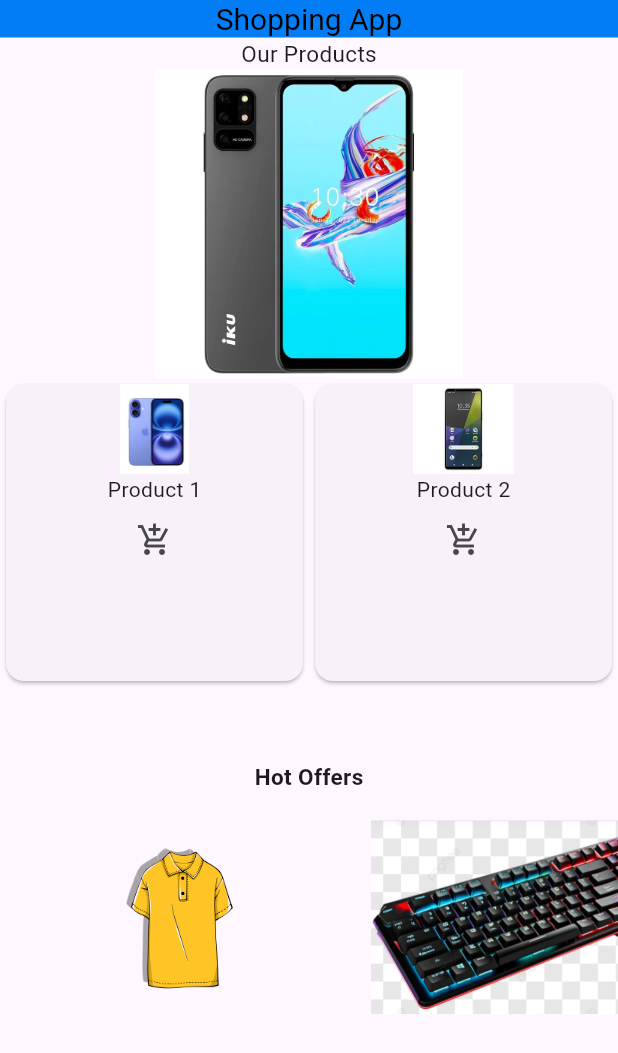
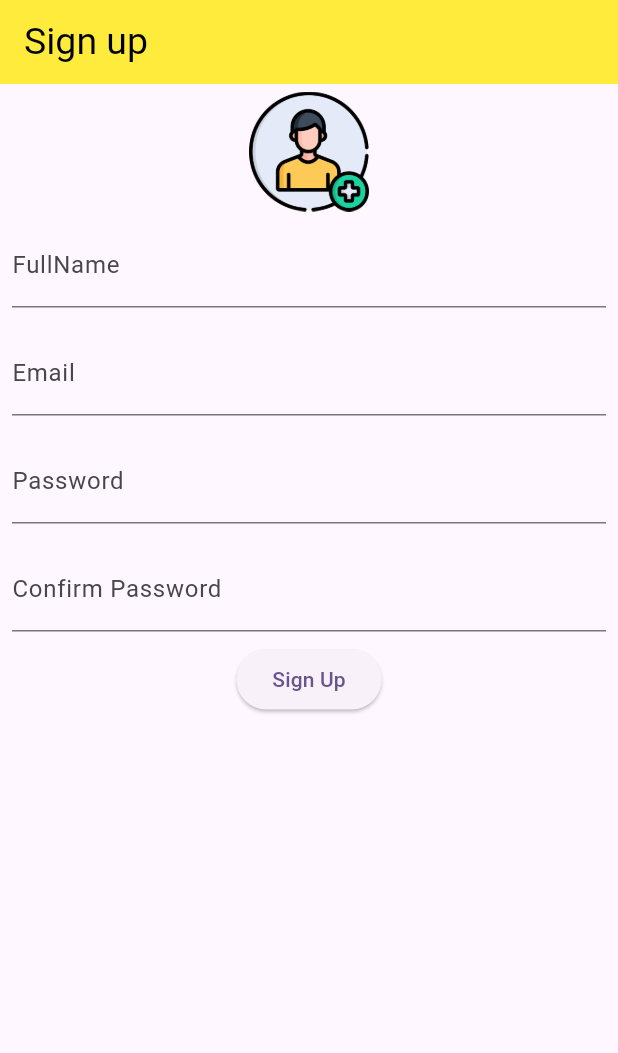
Before and after one commit to YamatoEG/Shopping-App, a Flutter app: the screen it shows after launch, on a phone screen of 412 x 824 dp. Shown: the top 1053 px of the screen. Run offline on Flutter 3.47's test engine with Material 3 defaults, Android fonts, the phone set to English and light mode, and no system bars; Roboto replaces fonts that are missing (Suwannaphum-Regular).

Commit message:
adding sign up page

```diff
--- a/lib/main.dart
+++ b/lib/main.dart
@@ -1,5 +1,6 @@
 import 'package:flutter/material.dart';
 import 'package:my_project/home.dart';
+import 'package:my_project/signup.dart';
 
 void main() {
   runApp(const MyApp());
@@ -18,7 +19,7 @@ class MyApp extends StatelessWidget {
         colorScheme: ColorScheme.fromSeed(seedColor: Colors.deepPurple),
         useMaterial3: true,
       ),
-      home: const MyHomePage(),
+      home: const Signup(),
     );
   }
 }
--- /dev/null
+++ b/lib/signup.dart
@@ -0,0 +1,152 @@
+import 'dart:async';
+
+import 'package:flutter/material.dart';
+import 'package:my_project/home.dart';
+
+class Signup extends StatefulWidget {
+  const Signup({super.key});
+
+  @override
+  State<Signup> createState() => _SignupState();
+}
+
+class _SignupState extends State<Signup> {
+  TextEditingController fnameCont = TextEditingController();
+  TextEditingController emailCont = TextEditingController();
+  TextEditingController passwordCont = TextEditingController();
+
+  final _formKey = GlobalKey<FormState>();
+
+  @override
+  Widget build(BuildContext context) {
+    return Scaffold(
+      appBar: AppBar(
+        title: Text(
+          "Sign up",
+          style: TextStyle(color: Colors.black, fontSize: 25),
+          textAlign: TextAlign.center,
+        ),
+        foregroundColor: Colors.blue,
+        backgroundColor: Colors.yellow,
+        surfaceTintColor: Colors.blueGrey,
+        shadowColor: Colors.black,
+      ),
+      body: SingleChildScrollView(
+        child: Form(
+            key: _formKey,
+            child: Column(
+              mainAxisAlignment: MainAxisAlignment.center,
+              children: [
+                SizedBox(
+                  height: 5,
+                ),
+                Image.asset(
+                  'assets/signup.png',
+                  height: 80,
+                  width: 80,
+                ),
+                //first Letter is Cap
+                Padding(
+                  padding: const EdgeInsets.all(8.0),
+                  child: TextFormField(
+                    controller: fnameCont,
+                    validator: (value) {
+                      if (value != null && value[0] != value[0].toUpperCase()) {
+                        return "Make sure First char is Capitalized";
+                      } else {
+                        return null;
+                      }
+                    },
+                    decoration: InputDecoration(labelText: "FullName"),
+                    textAlign: TextAlign.start,
+                  ),
+                ),
+                //check if the email contains @
+                Padding(
+                  padding: const EdgeInsets.all(8.0),
+                  child: TextFormField(
+                    controller: emailCont,
+                    validator: (value) {
+                      if (value != null && value.contains('@') == false) {
+                        return "Please enter a valid email";
+                      } else {
+                        return null;
+                      }
+                    },
+                    decoration: InputDecoration(labelText: "Email"),
+                    textAlign: TextAlign.start,
+                  ),
+                ),
+                //password >6
+                Padding(
+                  padding: const EdgeInsets.all(8.0),
+                  child: TextFormField(
+                    controller: passwordCont,
+                    validator: (value) {
+                      if (value != null && value.length < 6) {
+                        return "Please enter a strong password";
+                      } else {
+                        return null;
+                      }
+                    },
+                    obscureText: true,
+                    decoration: InputDecoration(labelText: "Password"),
+                    textAlign: TextAlign.start,
+                  ),
+                ),
+                //confirm password
+                Padding(
+                  padding: const EdgeInsets.all(8.0),
+                  child: TextFormField(
+                    //controller: passwordCont,
+                    validator: (value) {
+                      if (value != null && value != passwordCont.text) {
+                        return "password not match";
+                      } else {
+                        return null;
+                      }
+                    },
+                    obscureText: true,
+                    decoration: InputDecoration(labelText: "Confirm Password"),
+                    textAlign: TextAlign.start,
+                  ),
+                ),
+                ElevatedButton(
+                    onPressed: () {
+                      if (_formKey.currentState!.validate()) {
+                        myDialog();
+                      }
+                    },
+                    child: Text("Sign Up"))
+              ],
+            )),
+      ),
+    );
+  }
+
+  Future<void> myDialog() async {
+    return showDialog<void>(
+      context: context,
+      builder: (BuildContext context) {
+        return AlertDialog(
+          title: Text('Welcome ${fnameCont.text}'),
+          content: Text("account created successfully"),
+          actions: <Widget>[
+            TextButton(
+              child: const Text('Continue'),
+              onPressed: () {
+                Navigator.of(context).pop();
+                Navigator.push(
+                  context,
+                  MaterialPageRoute(builder: (context) => const MyHomePage()),
+                );
+              },
+            ),
+          ],
+        );
+      },
+    );
+  }
+
+  formValdite() {}
+}
--- a/pubspec.yaml
+++ b/pubspec.yaml
@@ -72,11 +72,6 @@ flutter:
   # "family" key with the font family name, and a "fonts" key with a
   # list giving the asset and other descriptors for the font. For
   # example:
-  fonts:
-    - family: Raleway
-      fonts:
-        - asset: assets/fonts/Raleway.ttf
-        - asset: assets/fonts/Suwannaphum-Regular.ttf
   #   - family: Trajan Pro
   #     fonts:
   #       - asset: fonts/TrajanPro.ttf
```
Also changed, not shown: assets/signup.png (added), signupSuccessfully.jpg (added), simple_runValidation.jpg (added).
